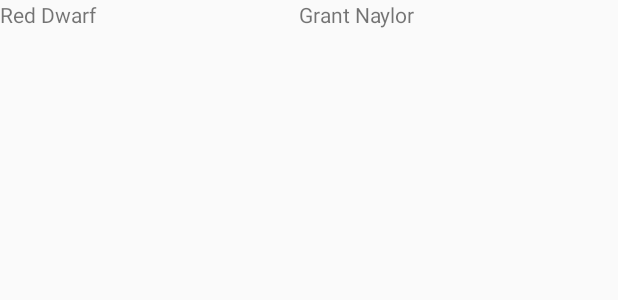
After one commit to Archangel354/BookListing, an Android app: the layout list_items.xml on its own in the app's theme, with its tools: preview values and no code run, on a phone screen of 412 x 824 dp. The commit adds this screen. Shown: the top 300 px of the screen. Run offline under Robolectric (Android 15) with nearby library versions, the phone set to English and light mode, and no system bars.

Commit message:
added list_items.xml

```diff
--- /dev/null
+++ b/app/src/main/res/layout/list_items.xml
@@ -0,0 +1,20 @@
+<?xml version="1.0" encoding="utf-8"?>
+<LinearLayout xmlns:android="http://schemas.android.com/apk/res/android"
+              android:orientation="horizontal"
+              android:layout_width="match_parent"
+              android:layout_height="match_parent">
+
+    <TextView
+        android:id="@+id/txtTitle"
+        android:layout_width="wrap_content"
+        android:layout_height="wrap_content"
+        android:layout_weight="1"
+        android:text="Red Dwarf"/>
+
+    <TextView
+        android:id="@+id/txtAuthor"
+        android:layout_width="wrap_content"
+        android:layout_height="wrap_content"
+        android:layout_weight="1"
+        android:text="Grant Naylor"/>
+</LinearLayout>
```
Also changed, not shown: app/src/main/res/layout/activity_main.xml (+5 -13 lines).
